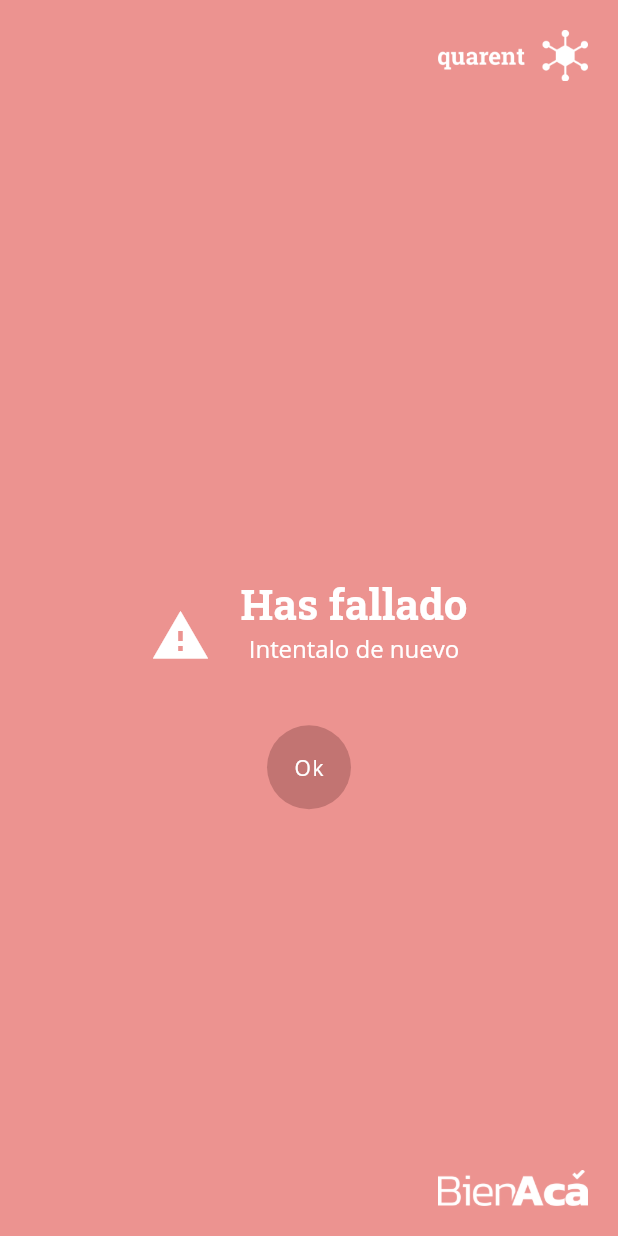
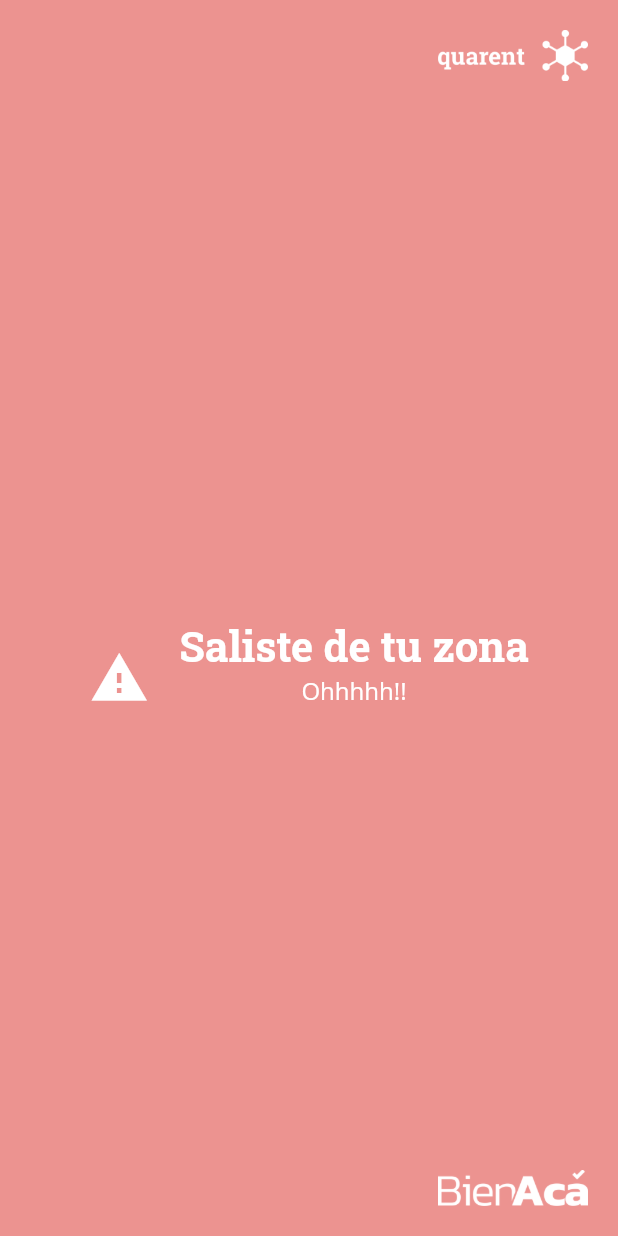
Before and after one commit to ingenious-agency/bien-aca-mobile, a Flutter app: the AlertPage screen opened by its route, on a phone screen of 412 x 824 dp. Run offline on Flutter 3.47's test engine with Material 2 defaults, Android fonts, the phone set to English and light mode, and no system bars; our stand-ins replace flutter_form_builder, flutter_local_notifications, geolocator, shared_preferences; missing offline and left inert: flutter_background_geolocation; accounts and stored records are empty.

Commit message:
commit for Cherta: check if sends instant notification when withinFence == false

```diff
--- a/lib/components/pages/alert_page.dart
+++ b/lib/components/pages/alert_page.dart
@@ -28,13 +28,13 @@ class AlertPage extends StatelessWidget {
                   Column(
                     crossAxisAlignment: CrossAxisAlignment.center,
                     children: <Widget>[
-                      Text("Has fallado",
+                      Text("Saliste de tu zona",
                           style: TextStyle(
                               fontSize: 28.0,
                               fontWeight: FontWeight.bold,
                               fontFamily: 'RobotoSlab',
                               color: Colors.white)),
-                      Text("Intentalo de nuevo",
+                      Text("Ohhhhh!!",
                           style:
                               TextStyle(fontSize: 16.0, color: Colors.white)),
                       SizedBox(height: 20.0),
@@ -43,14 +43,14 @@ class AlertPage extends StatelessWidget {
                 ],
               ),
               SizedBox(height: 20.0),
-              FloatingActionButton(
-                onPressed: () {
-                  Navigator.pop(context);
-                },
-                elevation: 0.0,
-                backgroundColor: BienAcaConstants.of(context).pink,
-                child: Text("Ok"),
-              )
+//              FloatingActionButton(
+//                onPressed: () {
+//                  Navigator.pop(context);
+//                },
+//                elevation: 0.0,
+//                backgroundColor: BienAcaConstants.of(context).pink,
+//                child: Text("Ok"),
+//              )
             ],
           ),
         )));
--- a/lib/components/pages/inner_page.dart
+++ b/lib/components/pages/inner_page.dart
@@ -69,7 +69,8 @@ class _InnerPageState extends State<InnerPage> {
                       style: Theme.of(context).textTheme.body1),
                   FlatButton(
                     onPressed: () {
-                      generateInstantNotification('instant notification', 'body of the instant notificaction');
+                      generateInstantNotification('te saliste chinguenguencha!', 'Una alarma ha sido enviada al centro de control. Agarrate!');
+                      Navigator.pushReplacementNamed(context, '/alertpage');
                     },
                     child: Text('notificame que me gusta'),
                   ),
```
Also changed, not shown: lib/services/GeofencingService.dart (+8 -2 lines).
